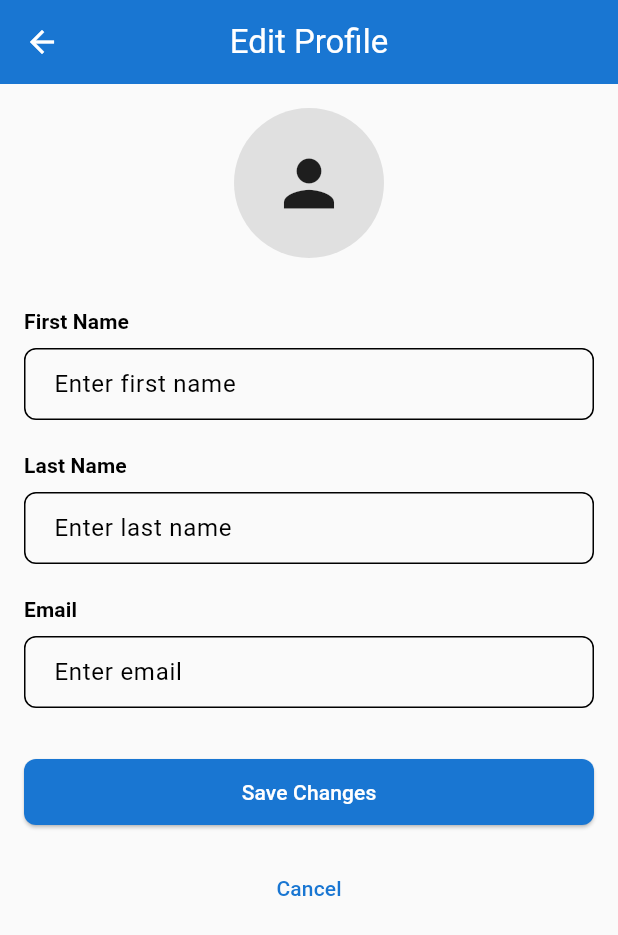
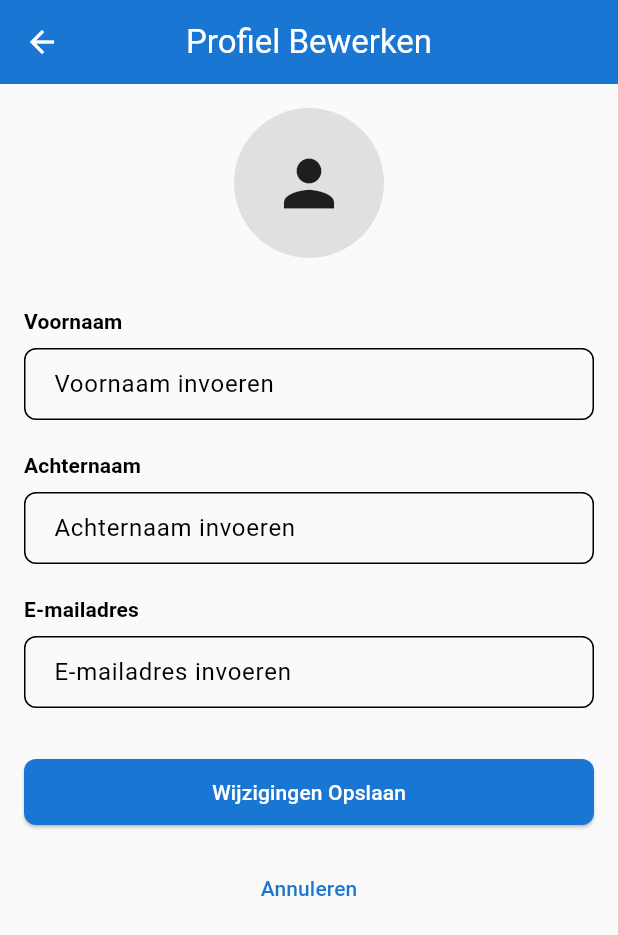
Before and after one commit to ianvrijs/autopaleis, a Flutter app: the EditUserInfo screen opened by its route, on a phone screen of 412 x 824 dp. Shown: the top 935 px of the screen. Run offline on Flutter 3.47's test engine with Material 3 defaults, Android fonts, the phone set to English and light mode, and no system bars; our stand-ins replace shared_preferences; accounts and stored records are empty.

Commit message:
changed text to dutch

```diff
--- a/lib/features/userInfo/edit_user_info.dart
+++ b/lib/features/userInfo/edit_user_info.dart
@@ -44,7 +44,7 @@ class _EditUserInfoState extends State<EditUserInfo> {
     ).then((success) {
       if (success) {
         ScaffoldMessenger.of(context).showSnackBar(
-          const SnackBar(content: Text('Profile updated successfully')),
+          const SnackBar(content: Text('Profiel succesvol bijgewerkt')),
         );
         Navigator.pop(context);
       } else {
@@ -65,7 +65,7 @@ class _EditUserInfoState extends State<EditUserInfo> {
   Widget build(BuildContext context) {
     return Scaffold(
       appBar: AppBar(
-        title: const Text('Edit Profile'),
+        title: const Text('Profiel Bewerken'),
         elevation: 0,
       ),
       body: SingleChildScrollView(
@@ -88,7 +88,7 @@ class _EditUserInfoState extends State<EditUserInfo> {
             const SizedBox(height: 32),
             // First Name Field
             Text(
-              'First Name',
+              'Voornaam',
               style: Theme.of(context).textTheme.titleSmall?.copyWith(
                     fontWeight: FontWeight.w600,
                   ),
@@ -97,7 +97,7 @@ class _EditUserInfoState extends State<EditUserInfo> {
             TextField(
               controller: _firstNameController,
               decoration: InputDecoration(
-                hintText: 'Enter first name',
+                hintText: 'Voornaam invoeren',
                 border: OutlineInputBorder(
                   borderRadius: BorderRadius.circular(8),
                 ),
@@ -106,7 +106,7 @@ class _EditUserInfoState extends State<EditUserInfo> {
             const SizedBox(height: 20),
             // Last Name Field
             Text(
-              'Last Name',
+              'Achternaam',
               style: Theme.of(context).textTheme.titleSmall?.copyWith(
                     fontWeight: FontWeight.w600,
                   ),
@@ -115,7 +115,7 @@ class _EditUserInfoState extends State<EditUserInfo> {
             TextField(
               controller: _lastNameController,
               decoration: InputDecoration(
-                hintText: 'Enter last name',
+                hintText: 'Achternaam invoeren',
                 border: OutlineInputBorder(
                   borderRadius: BorderRadius.circular(8),
                 ),
@@ -124,7 +124,7 @@ class _EditUserInfoState extends State<EditUserInfo> {
             const SizedBox(height: 20),
             // Email Field
             Text(
-              'Email',
+              'E-mailadres',
               style: Theme.of(context).textTheme.titleSmall?.copyWith(
                     fontWeight: FontWeight.w600,
                   ),
@@ -133,7 +133,7 @@ class _EditUserInfoState extends State<EditUserInfo> {
             TextField(
               controller: _emailController,
               decoration: InputDecoration(
-                hintText: 'Enter email',
+                hintText: 'E-mailadres invoeren',
                 border: OutlineInputBorder(
                   borderRadius: BorderRadius.circular(8),
                 ),
@@ -151,7 +151,7 @@ class _EditUserInfoState extends State<EditUserInfo> {
                         width: 20,
                         child: CircularProgressIndicator(strokeWidth: 2),
                       )
-                    : const Text('Save Changes'),
+                    : const Text('Wijzigingen Opslaan'),
               ),
             ),
             const SizedBox(height: 16),
@@ -160,7 +160,7 @@ class _EditUserInfoState extends State<EditUserInfo> {
               width: double.infinity,
               child: TextButton(
                 onPressed: () => Navigator.pop(context),
-                child: const Text('Cancel'),
+                child: const Text('Annuleren'),
               ),
             ),
           ],
--- a/lib/features/userInfo/userInfo.dart
+++ b/lib/features/userInfo/userInfo.dart
@@ -10,7 +10,7 @@ class UserInfo extends StatelessWidget {
   Widget build(BuildContext context) {
     return Scaffold(
       appBar: AppBar(
-        title: const Text('Account Info'),
+        title: const Text('Accountgegevens'),
         elevation: 0,
       ),
       body: Consumer<AuthService>(
@@ -19,7 +19,7 @@ class UserInfo extends StatelessWidget {
 
           if (user == null) {
             return const Center(
-              child: Text('No user data available'),
+              child: Text('Geen gebruikersgegevens beschikbaar'),
             );
           }
 
@@ -55,26 +55,26 @@ class UserInfo extends StatelessWidget {
                 // User Info Fields
                 _buildInfoSection(
                   context,
-                  label: 'Username',
+                  label: 'Gebruikersnaam',
                   value: user.username,
                 ),
                 const SizedBox(height: 16),
                 _buildInfoSection(
                   context,
-                  label: 'Email',
+                  label: 'E-mailadres',
                   value: user.email,
                 ),
                 const SizedBox(height: 16),
                 _buildInfoSection(
                   context,
-                  label: 'First Name',
-                  value: user.firstName ?? 'Not set',
+                  label: 'Voornaam',
+                  value: user.firstName ?? 'Niet ingesteld',
                 ),
                 const SizedBox(height: 16),
                 _buildInfoSection(
                   context,
-                  label: 'Last Name',
-                  value: user.lastName ?? 'Not set',
+                  label: 'Achternaam',
+                  value: user.lastName ?? 'Niet ingesteld',
                 ),
                 const SizedBox(height: 32),
                 // Edit Button
@@ -84,7 +84,7 @@ class UserInfo extends StatelessWidget {
                     onPressed: () {
                       Navigator.pushNamed(context, AppConstants.editUserInfoRoute);
                     },
-                    child: const Text('Edit Profile'),
+                    child: const Text('Profiel Bewerken'),
                   ),
                 ),
               ],
```
Also changed, not shown: lib/features/cars/car_details.dart (+34 -30 lines), lib/features/profile/profile.dart (+11 -11 lines).
